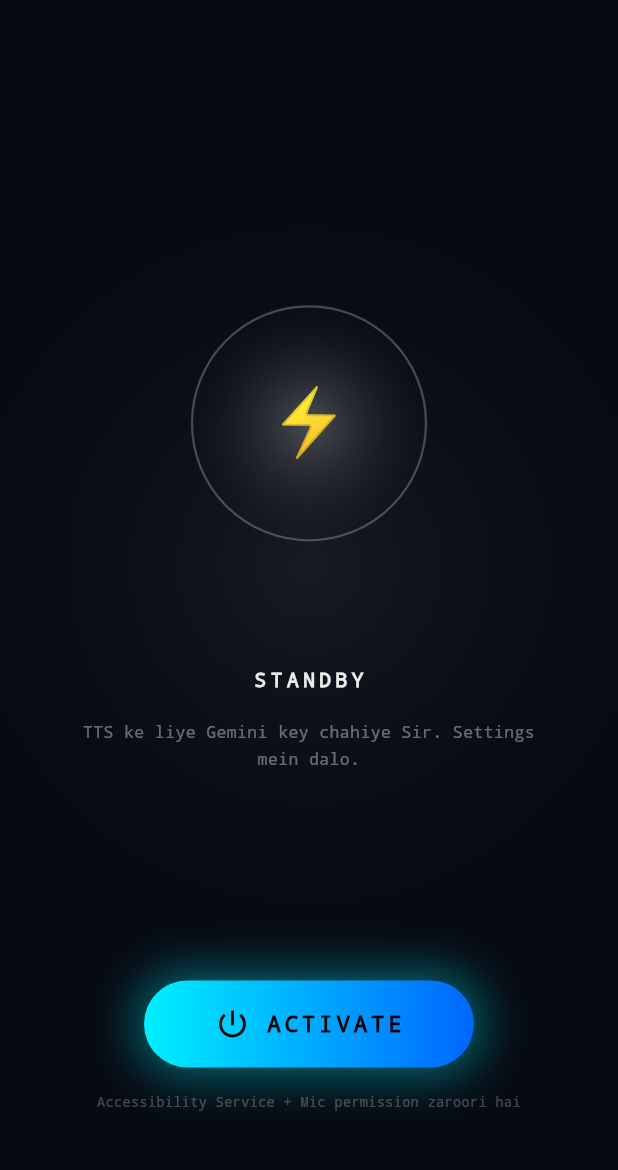
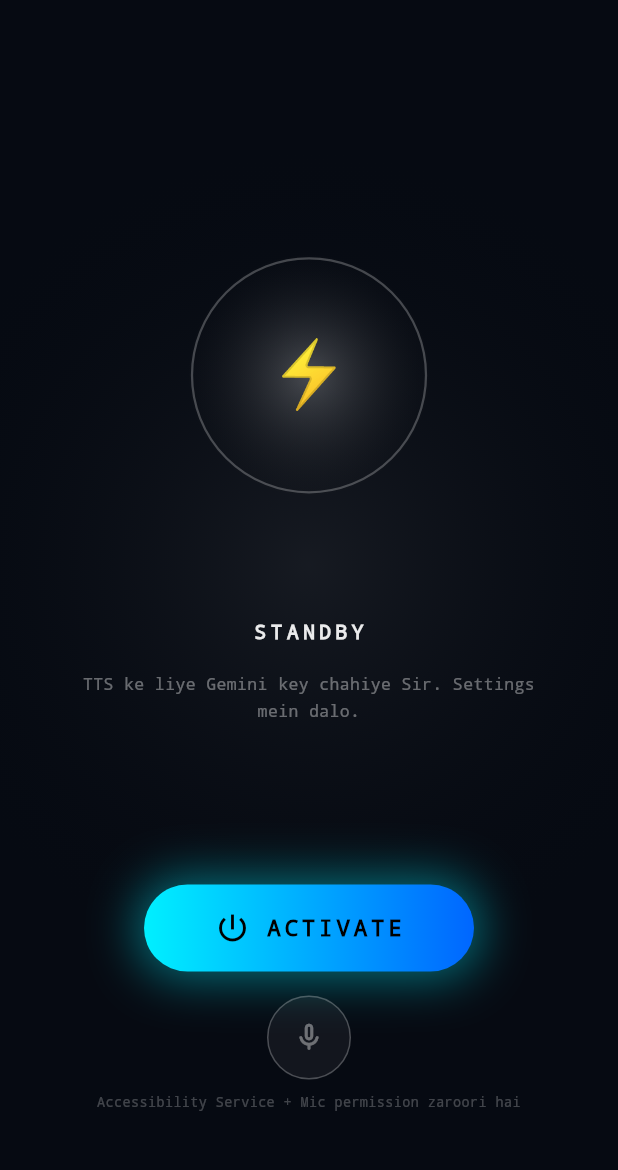
Before and after one commit to ravisingh-web/zara, a Flutter app: the ZaraHomeScreen screen opened directly, on a phone screen of 412 x 824 dp, the part 53-1223 px from its top. Run offline on Flutter 3.47's test engine with Material 3 defaults, Android fonts, the phone set to English and light mode, and no system bars; our stand-ins replace battery_plus, camera, geocoding, geolocator, just_audio, permission_handler and 1 more; missing offline and left inert: livekit_client, record; accounts and stored records are empty; network calls fail.

Commit message:
fix: STT URL fixed + mic button added + faster listening

```diff
--- a/lib/features/hologram_ui/screens/zara_home_screen.dart
+++ b/lib/features/hologram_ui/screens/zara_home_screen.dart
@@ -170,6 +170,9 @@ class _ZaraHomeScreenState extends State<ZaraHomeScreen>
             // ── ACTIVATE BUTTON ──────────────────────────────────────────────
             _activateButton(ctrl),
             const SizedBox(height: 16),
+            // ── MIC TAP BUTTON — Tap to speak manually ───────────────────────
+            _micButton(ctrl),
+            const SizedBox(height: 8),
             // ── Permission warning ───────────────────────────────────────────
             if (!ctrl.wakeWordListening && !ctrl.state.isProcessing)
               Padding(
@@ -233,6 +236,53 @@ class _ZaraHomeScreenState extends State<ZaraHomeScreen>
         color: ok ? Colors.white38 : Colors.red.withOpacity(0.6),
         fontSize: 8, fontFamily: 'monospace')),
   ]);
+
+  Widget _micButton(ZaraController ctrl) {
+    final isListening = ctrl.isListening;
+    final isBusy      = ctrl.state.isProcessing || ctrl.isSpeaking;
+    return GestureDetector(
+      onTapDown: (_) {
+        if (!isBusy) ctrl.startListening();
+      },
+      onTapUp: (_) {
+        if (ctrl.isListening) ctrl.stopListening();
+      },
+      onTapCancel: () {
+        if (ctrl.isListening) ctrl.stopListening();
+      },
+      child: AnimatedContainer(
+        duration: const Duration(milliseconds: 200),
+        width: isListening ? 70 : 56,
+        height: isListening ? 70 : 56,
+        decoration: BoxDecoration(
+          shape: BoxShape.circle,
+          color: isListening
+              ? const Color(0xFF00FF88).withOpacity(0.15)
+              : Colors.white.withOpacity(0.05),
+          border: Border.all(
+            color: isListening
+                ? const Color(0xFF00FF88)
+                : Colors.white24,
+            width: isListening ? 2 : 1,
+          ),
+          boxShadow: isListening ? [
+            BoxShadow(
+              color: const Color(0xFF00FF88).withOpacity(0.4),
+              blurRadius: 20,
+              spreadRadius: 4,
+            ),
+          ] : [],
+        ),
+        child: Icon(
+          isListening ? Icons.mic : Icons.mic_none_rounded,
+          color: isListening
+              ? const Color(0xFF00FF88)
+              : isBusy ? Colors.white12 : Colors.white38,
+          size: isListening ? 28 : 22,
+        ),
+      ),
+    );
+  }
 
   Widget _activateButton(ZaraController ctrl) {
     final on = ctrl.wakeWordListening;
```
Also changed, not shown: lib/features/zara_engine/providers/zara_provider.dart (+10 -11 lines), lib/services/whisper_stt_service.dart (+15 -23 lines).
